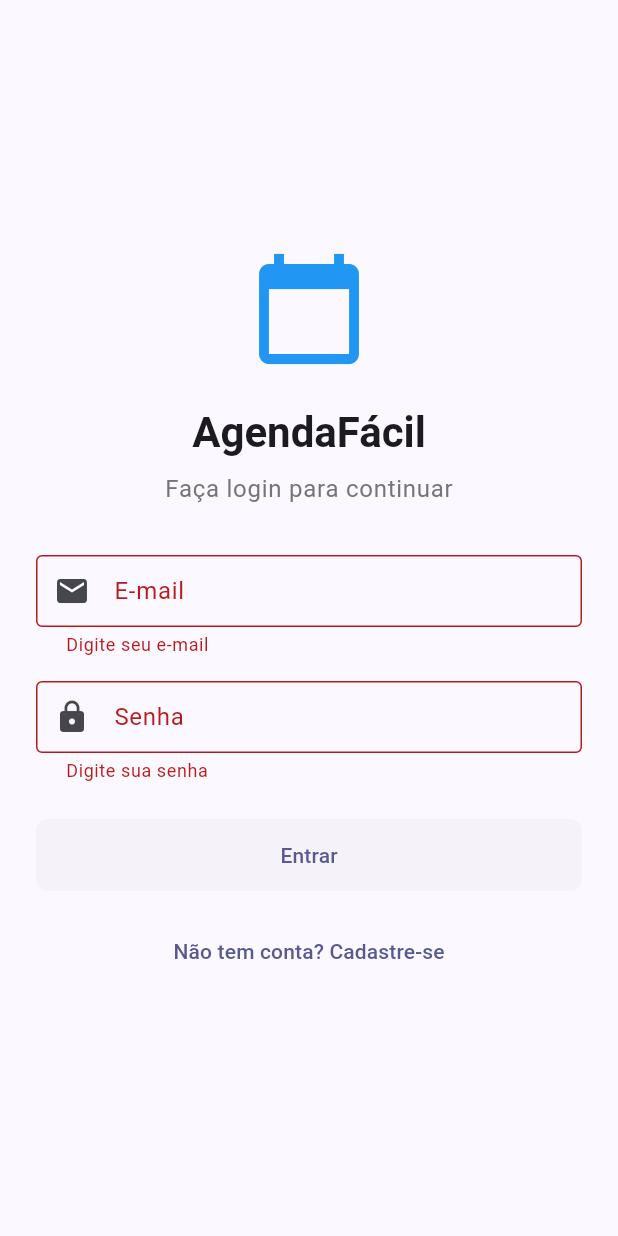
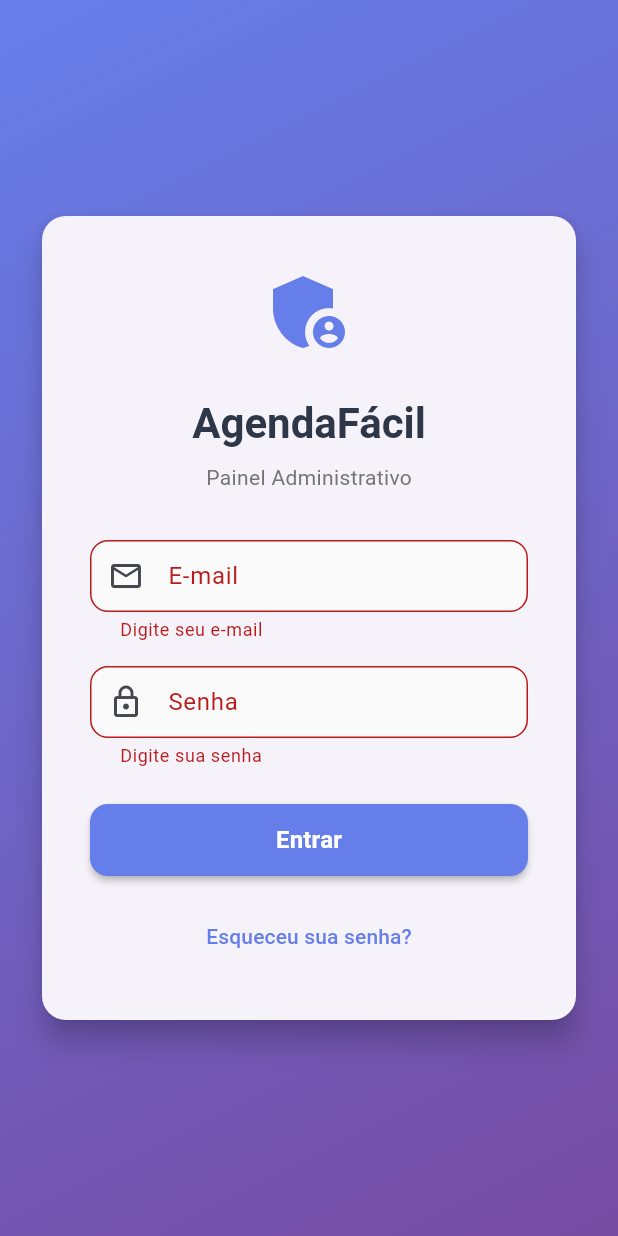
Before and after one commit to leorecoa/flutter_application_1, a Flutter app: the screen it shows after launch, after a tap on "Entrar", on a phone screen of 412 x 824 dp. Run offline on Flutter 3.47's test engine with Material 3 defaults, Android fonts, the phone set to English and light mode, and no system bars; our stand-ins replace go_router; accounts and stored records are empty.

```diff
--- /dev/null
+++ b/lib/core/services/cognito_service.dart
@@ -0,0 +1,45 @@
+import 'dart:convert';
+import 'package:http/http.dart' as http;
+
+class CognitoService {
+  static const String _clientId = 'kaog4tnmh1trlbuiu4ckf3sc8';
+  static const String _endpoint = 'https://cognito-idp.us-east-1.amazonaws.com/';
+
+  static Future<Map<String, dynamic>> signIn(String email, String password) async {
+    final headers = {
+      'Content-Type': 'application/x-amz-json-1.1',
+      'X-Amz-Target': 'AWSCognitoIdentityProviderService.InitiateAuth',
+    };
+
+    final body = {
+      'AuthFlow': 'USER_PASSWORD_AUTH',
+      'ClientId': _clientId,
+      'AuthParameters': {
+        'USERNAME': email,
+        'PASSWORD': password,
+      },
+    };
+
+    final response = await http.post(
+      Uri.parse(_endpoint),
+      headers: headers,
+      body: jsonEncode(body),
+    );
+
+    final responseData = jsonDecode(response.body);
+
+    if (response.statusCode == 200) {
+      return {
+        'success': true,
+        'accessToken': responseData['AuthenticationResult']['AccessToken'],
+        'idToken': responseData['AuthenticationResult']['IdToken'],
+        'refreshToken': responseData['AuthenticationResult']['RefreshToken'],
+      };
+    } else {
+      return {
+        'success': false,
+        'error': responseData['message'] ?? 'Login failed',
+      };
+    }
+  }
+}
--- a/lib/features/auth/screens/login_screen.dart
+++ b/lib/features/auth/screens/login_screen.dart
@@ -1,7 +1,6 @@
 import 'package:flutter/material.dart';
-import 'package:provider/provider.dart';
 import 'package:go_router/go_router.dart';
-import '../providers/auth_provider.dart';
+import '../../../core/services/cognito_service.dart';
 
 class LoginScreen extends StatefulWidget {
   const LoginScreen({super.key});
@@ -15,6 +14,7 @@ class _LoginScreenState extends State<LoginScreen> {
   final _emailController = TextEditingController();
   final _passwordController = TextEditingController();
   bool _isLoading = false;
+  String? _errorMessage;
 
   @override
   void dispose() {
@@ -23,58 +23,89 @@ class _LoginScreenState extends State<LoginScreen> {
     super.dispose();
   }
 
-  Future<void> _login() async {
+  Future<void> _handleLogin() async {
     if (!_formKey.currentState!.validate()) return;
 
-    setState(() => _isLoading = true);
+    setState(() {
+      _isLoading = true;
+      _errorMessage = null;
+    });
 
-    final success = await context.read<AuthProvider>().login(
+    try {
+      final result = await CognitoService.signIn(
         _emailController.text.trim(),
         _passwordController.text,
       );
 
+      if (result['success']) {
         if (mounted) {
-      setState(() => _isLoading = false);
-
-      if (success) {
           context.go('/dashboard');
+        }
       } else {
-        ScaffoldMessenger.of(context).showSnackBar(
-          const SnackBar(content: Text('Erro ao fazer login')),
-        );
+        setState(() {
+          _errorMessage = result['error'];
+        });
       }
+    } catch (e) {
+      setState(() {
+        _errorMessage = 'Erro de conexão. Tente novamente.';
+      });
+    } finally {
+      setState(() {
+        _isLoading = false;
+      });
     }
   }
 
   @override
   Widget build(BuildContext context) {
     return Scaffold(
-      body: Center(
+      body: Container(
+        decoration: const BoxDecoration(
+          gradient: LinearGradient(
+            begin: Alignment.topLeft,
+            end: Alignment.bottomRight,
+            colors: [Color(0xFF667eea), Color(0xFF764ba2)],
+          ),
+        ),
+        child: Center(
           child: SingleChildScrollView(
             padding: const EdgeInsets.all(24),
             child: ConstrainedBox(
               constraints: const BoxConstraints(maxWidth: 400),
+              child: Card(
+                elevation: 8,
+                shape: RoundedRectangleBorder(
+                  borderRadius: BorderRadius.circular(16),
+                ),
+                child: Padding(
+                  padding: const EdgeInsets.all(32),
                   child: Form(
                     key: _formKey,
                     child: Column(
-                mainAxisAlignment: MainAxisAlignment.center,
+                      mainAxisSize: MainAxisSize.min,
                       children: [
                         const Icon(
-                    Icons.calendar_today,
-                    size: 80,
-                    color: Colors.blue,
+                          Icons.admin_panel_settings,
+                          size: 64,
+                          color: Color(0xFF667eea),
                         ),
                         const SizedBox(height: 24),
                         Text(
                           'AgendaFácil',
-                    style: Theme.of(context).textTheme.headlineMedium?.copyWith(
+                          style: Theme.of(context)
+                              .textTheme
+                              .headlineMedium
+                              ?.copyWith(
                                 fontWeight: FontWeight.bold,
+                                color: const Color(0xFF2d3748),
                               ),
                         ),
                         const SizedBox(height: 8),
                         Text(
-                    'Faça login para continuar',
-                    style: Theme.of(context).textTheme.bodyLarge?.copyWith(
+                          'Painel Administrativo',
+                          style:
+                              Theme.of(context).textTheme.bodyMedium?.copyWith(
                                     color: Colors.grey[600],
                                   ),
                         ),
@@ -82,14 +113,23 @@ class _LoginScreenState extends State<LoginScreen> {
                         TextFormField(
                           controller: _emailController,
                           keyboardType: TextInputType.emailAddress,
-                    decoration: const InputDecoration(
+                          decoration: InputDecoration(
                             labelText: 'E-mail',
-                      prefixIcon: Icon(Icons.email),
-                      border: OutlineInputBorder(),
+                            prefixIcon: const Icon(Icons.email_outlined),
+                            border: OutlineInputBorder(
+                              borderRadius: BorderRadius.circular(12),
+                            ),
+                            filled: true,
+                            fillColor: Colors.grey[50],
                           ),
                           validator: (value) {
-                      if (value?.isEmpty ?? true) return 'Digite seu e-mail';
-                      if (!value!.contains('@')) return 'E-mail inválido';
+                            if (value == null || value.isEmpty) {
+                              return 'Digite seu e-mail';
+                            }
+                            if (!RegExp(r'^[\w-\.]+@([\w-]+\.)+[\w-]{2,4}$')
+                                .hasMatch(value)) {
+                              return 'E-mail inválido';
+                            }
                             return null;
                           },
                         ),
@@ -97,34 +137,97 @@ class _LoginScreenState extends State<LoginScreen> {
                         TextFormField(
                           controller: _passwordController,
                           obscureText: true,
-                    decoration: const InputDecoration(
+                          decoration: InputDecoration(
                             labelText: 'Senha',
-                      prefixIcon: Icon(Icons.lock),
-                      border: OutlineInputBorder(),
+                            prefixIcon: const Icon(Icons.lock_outlined),
+                            border: OutlineInputBorder(
+                              borderRadius: BorderRadius.circular(12),
+                            ),
+                            filled: true,
+                            fillColor: Colors.grey[50],
                           ),
                           validator: (value) {
-                      if (value?.isEmpty ?? true) return 'Digite sua senha';
-                      if (value!.length < 6) return 'Senha deve ter 6+ caracteres';
+                            if (value == null || value.isEmpty) {
+                              return 'Digite sua senha';
+                            }
+                            if (value.length < 6) {
+                              return 'Senha deve ter pelo menos 6 caracteres';
+                            }
                             return null;
                           },
                         ),
+                        if (_errorMessage != null) ...[
+                          const SizedBox(height: 16),
+                          Container(
+                            padding: const EdgeInsets.all(12),
+                            decoration: BoxDecoration(
+                              color: Colors.red[50],
+                              borderRadius: BorderRadius.circular(8),
+                              border: Border.all(color: Colors.red[200]!),
+                            ),
+                            child: Row(
+                              children: [
+                                Icon(Icons.error_outline,
+                                    color: Colors.red[700], size: 20),
+                                const SizedBox(width: 8),
+                                Expanded(
+                                  child: Text(
+                                    _errorMessage!,
+                                    style: TextStyle(color: Colors.red[700]),
+                                  ),
+                                ),
+                              ],
+                            ),
+                          ),
+                        ],
                         const SizedBox(height: 24),
                         SizedBox(
                           width: double.infinity,
                           height: 48,
                           child: ElevatedButton(
-                      onPressed: _isLoading ? null : _login,
+                            onPressed: _isLoading ? null : _handleLogin,
+                            style: ElevatedButton.styleFrom(
+                              backgroundColor: const Color(0xFF667eea),
+                              foregroundColor: Colors.white,
+                              shape: RoundedRectangleBorder(
+                                borderRadius: BorderRadius.circular(12),
+                              ),
+                              elevation: 2,
+                            ),
                             child: _isLoading
-                          ? const CircularProgressIndicator()
-                          : const Text('Entrar'),
+                                ? const SizedBox(
+                                    height: 20,
+                                    width: 20,
+                                    child: CircularProgressIndicator(
+                                      strokeWidth: 2,
+                                      valueColor: AlwaysStoppedAnimation<Color>(
+                                          Colors.white),
+                                    ),
+                                  )
+                                : const Text(
+                                    'Entrar',
+                                    style: TextStyle(
+                                      fontSize: 16,
+                                      fontWeight: FontWeight.w600,
+                                    ),
+                                  ),
                           ),
                         ),
                         const SizedBox(height: 16),
                         TextButton(
-                    onPressed: () => context.go('/register'),
-                    child: const Text('Não tem conta? Cadastre-se'),
+                          onPressed: () {},
+                          child: const Text(
+                            'Esqueceu sua senha?',
+                            style: TextStyle(
+                              color: Color(0xFF667eea),
+                              fontWeight: FontWeight.w500,
+                            ),
+                          ),
                         ),
                       ],
+                    ),
+                  ),
+                ),
               ),
             ),
           ),
```
Also changed, not shown: 8 other files. Lines whose indentation alone changed are shown as unchanged.
